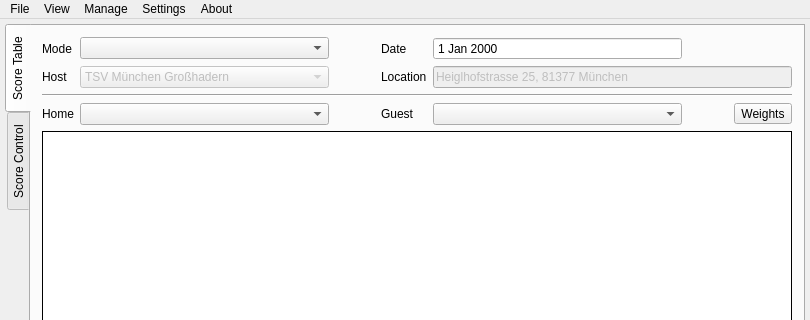
Qt form TeamTournament/mainwindow.ui (fmuecke/Ipponboard) before a commit; both pictures show x 0 to 810 and y 0 to 320 of the 810 by 680 pixel window.
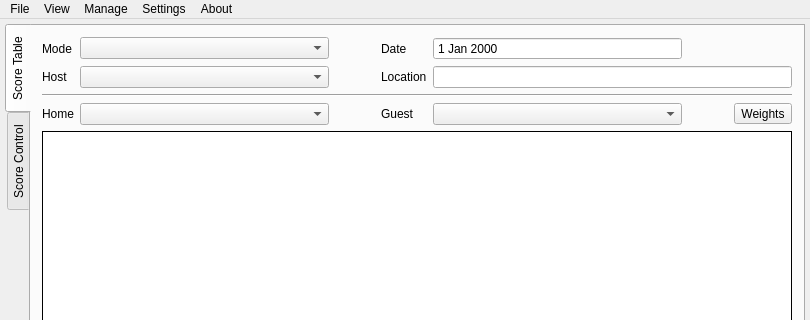
The same form after that commit. Icons and pictures are not drawn.

The edit to the form file:
```diff
--- a/TeamTournament/mainwindow.ui
+++ b/TeamTournament/mainwindow.ui
@@ -171,7 +171,7 @@
           <item row="1" column="1">
            <widget class="QComboBox" name="comboBox_club_host">
             <property name="enabled">
-             <bool>false</bool>
+             <bool>true</bool>
             </property>
             <property name="iconSize">
              <size>
@@ -179,15 +179,6 @@
               <height>16</height>
              </size>
             </property>
-            <item>
-             <property name="text">
-              <string>TSV München Großhadern</string>
-             </property>
-             <property name="icon">
-              <iconset resource="../base/ipponboard.qrc">
-               <normaloff>:/leagues/emblems/tsv_grosshadern.png</normaloff>:/leagues/emblems/tsv_grosshadern.png</iconset>
-             </property>
-            </item>
            </widget>
           </item>
           <item row="1" column="0">
@@ -221,10 +212,10 @@
           <item row="1" column="4" colspan="3">
            <widget class="QLineEdit" name="lineEdit_location">
             <property name="enabled">
-             <bool>false</bool>
+             <bool>true</bool>
             </property>
             <property name="text">
-             <string>Heiglhofstrasse 25, 81377 München</string>
+             <string/>
             </property>
            </widget>
           </item>
```
Left out of the diff: 1 changed line with no effect on the pictures.
